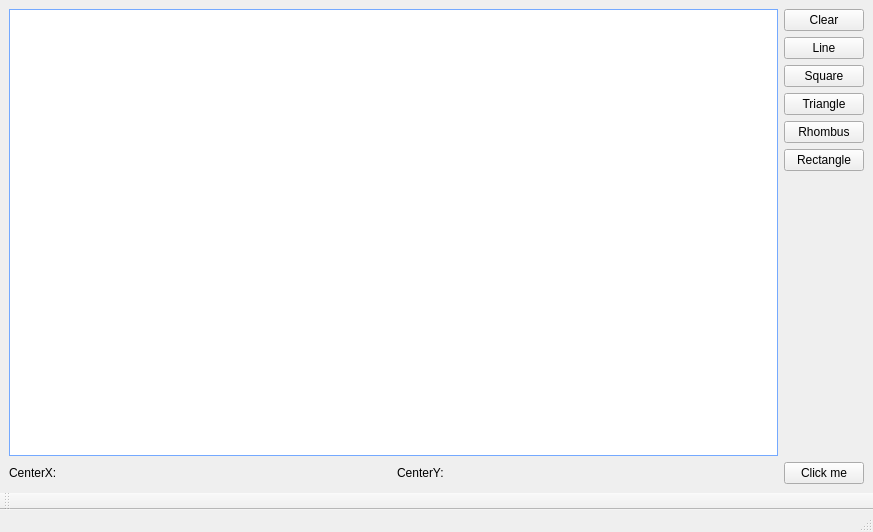
First picture: the form in Painter/mainwindow.ui, repository Vediz-antonova/RobotArm, before the edit.
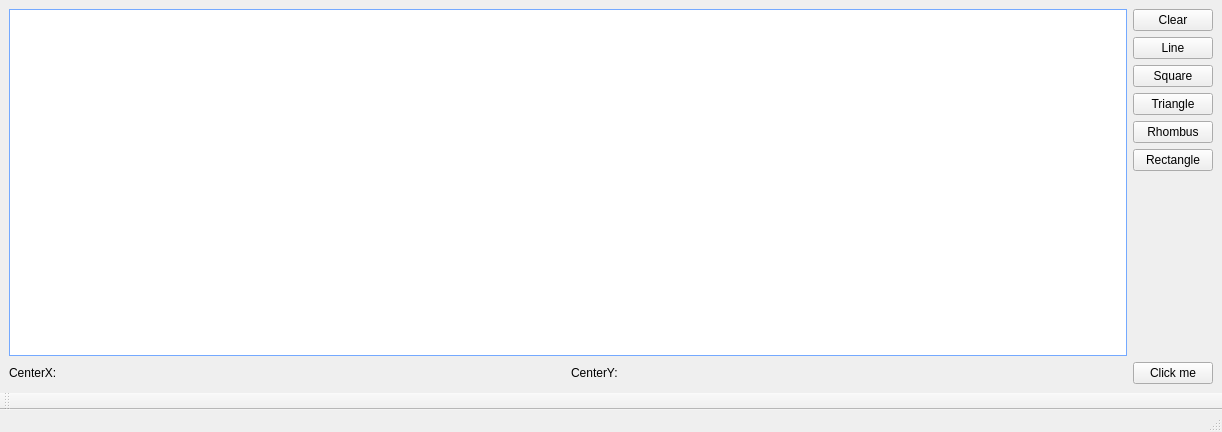
Second picture: the form after the edit.

What changed in the file:
```diff
--- a/Painter/mainwindow.ui
+++ b/Painter/mainwindow.ui
@@ -6,8 +6,8 @@
    <rect>
     <x>0</x>
     <y>0</y>
-    <width>873</width>
-    <height>532</height>
+    <width>1222</width>
+    <height>432</height>
    </rect>
   </property>
   <property name="windowTitle">
```
Left out of the diff: 2 changed lines with no effect on the pictures.
